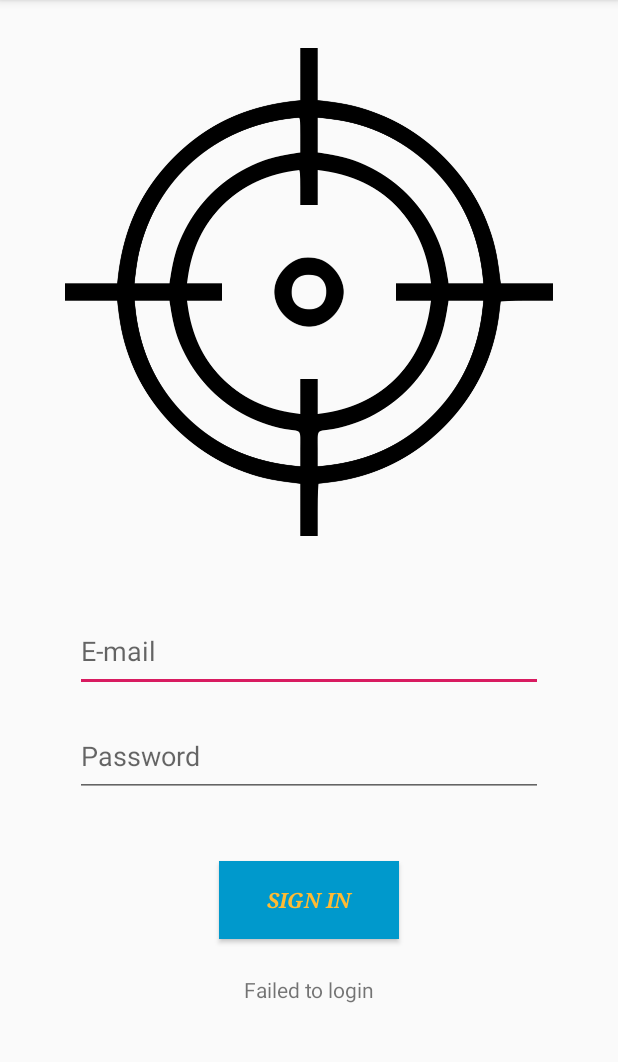
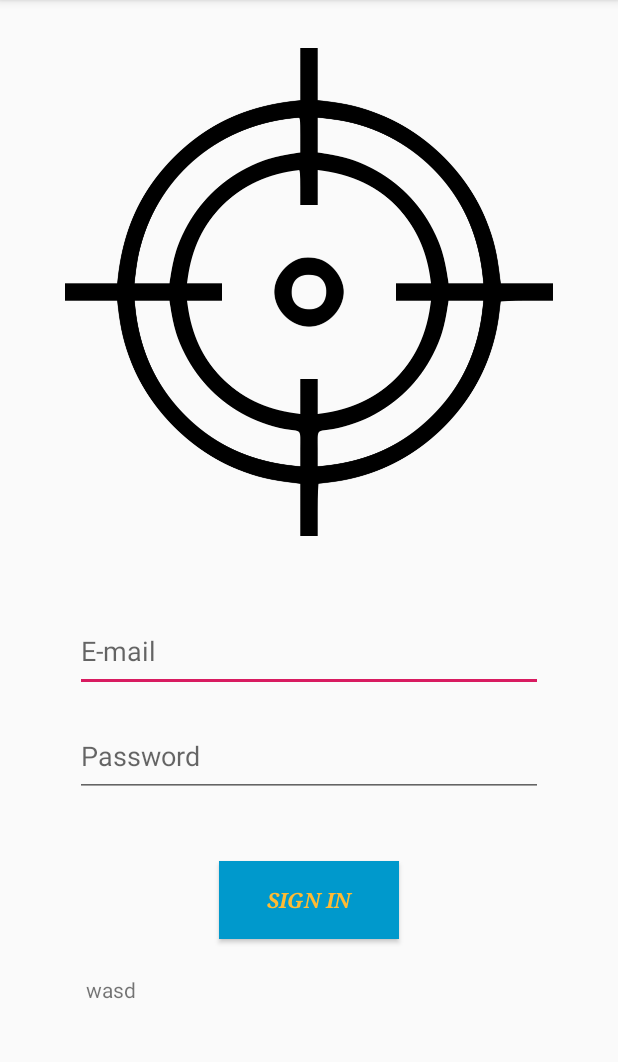
Before and after one commit to endokagi/Mobile_Project3, an Android app: the screen it shows after launch (MainActivity), after a tap on "SIGN IN", on a phone screen of 412 x 824 dp, the part 84-1146 px from its top. Run offline under Robolectric (Android 15) with nearby library versions, the phone set to English and light mode, and no system bars; our stand-ins replace Firebase (no records; nobody signed in at launch, a user with empty details on screens opened directly).

Commit message:
save change

```diff
--- a/app/src/main/java/com/witthawat/target_food/ListActivity.java
+++ b/app/src/main/java/com/witthawat/target_food/ListActivity.java
@@ -53,10 +53,10 @@ public class ListActivity extends AppCompatActivity {
         Log.w(TAG, "sign out");
         mAuth.signOut();
         FirebaseUser currentUser = mAuth.getCurrentUser();
-        openMainActivity();
+        startActivity();
     }
 
-    public void openMainActivity(){
+    public void startActivity(){
         Intent intent = new Intent(this,MainActivity.class);
         startActivity(intent);
     }
--- a/app/src/main/java/com/witthawat/target_food/MainActivity.java
+++ b/app/src/main/java/com/witthawat/target_food/MainActivity.java
@@ -91,15 +91,14 @@ public class MainActivity extends AppCompatActivity {
             Log.d(TAG, currentUser.getEmail());
 
             loginName.setText(currentUser.getEmail());
-            openListActivity();
         }
         else{
-            loginName.setText("Failed to login");
+            loginName.setText("wasd");
         }
     }
 
-    public void openListActivity(){
-        Intent intent = new Intent(this, ListActivity.class);
+    private void startActivity() {
+        Intent intent = new Intent(this,ListActivity.class);
         startActivity(intent);
     }
 }
--- a/app/src/main/res/layout/activity_list.xml
+++ b/app/src/main/res/layout/activity_list.xml
@@ -10,12 +10,13 @@
         android:id="@+id/button2"
         android:layout_width="88dp"
         android:layout_height="wrap_content"
-        android:layout_marginTop="32dp"
+        android:layout_marginTop="16dp"
+        android:layout_marginEnd="16dp"
         android:onClick="sigoutClick"
         android:text="@string/signout_btn"
         android:textStyle="bold|italic"
         app:layout_constraintEnd_toEndOf="parent"
-        app:layout_constraintHorizontal_bias="0.866"
+        app:layout_constraintHorizontal_bias="0.95"
         app:layout_constraintStart_toStartOf="parent"
         app:layout_constraintTop_toTopOf="parent" />
 </androidx.constraintlayout.widget.ConstraintLayout>
--- a/app/src/main/res/layout/activity_main.xml
+++ b/app/src/main/res/layout/activity_main.xml
@@ -10,12 +10,14 @@
         android:id="@+id/imageView"
         android:layout_width="0dp"
         android:layout_height="325dp"
+        android:layout_marginStart="32dp"
         android:layout_marginTop="32dp"
+        android:layout_marginEnd="32dp"
+        android:contentDescription="TODO"
         app:layout_constraintEnd_toEndOf="parent"
         app:layout_constraintStart_toStartOf="parent"
         app:layout_constraintTop_toTopOf="parent"
-        app:srcCompat="@drawable/target"
-        android:contentDescription="TODO" />
+        app:srcCompat="@drawable/target" />
 
     <Button
         android:id="@+id/button"
@@ -65,9 +67,7 @@
         android:layout_width="297dp"
         android:layout_height="51dp"
         android:layout_marginTop="24dp"
-        android:textAlignment="center"
         app:layout_constraintEnd_toEndOf="parent"
         app:layout_constraintStart_toStartOf="parent"
         app:layout_constraintTop_toBottomOf="@+id/button" />
-
 </androidx.constraintlayout.widget.ConstraintLayout>
```
